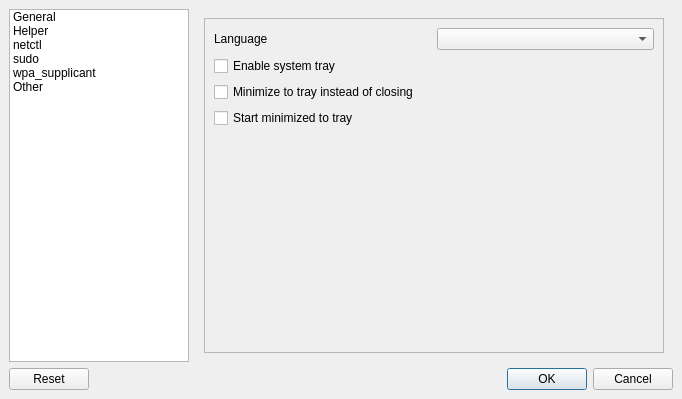
Old version of the form sources/gui/src/settingswindow.ui in the repository arcan1s/netctl-gui.
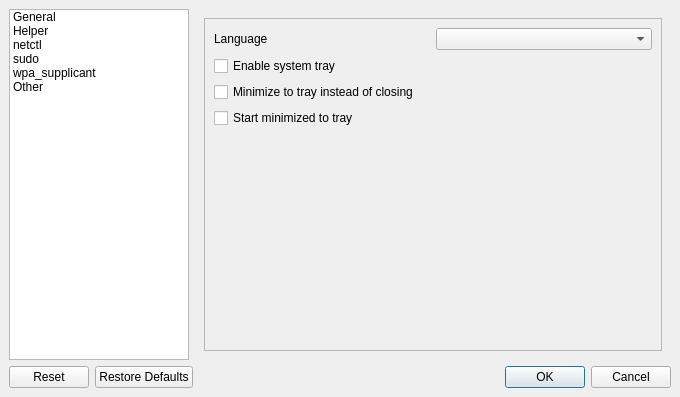
New version of the form. Icons and pictures are not drawn.

Diff of the .ui file:
```diff
--- a/sources/gui/src/settingswindow.ui
+++ b/sources/gui/src/settingswindow.ui
@@ -6,8 +6,8 @@
    <rect>
     <x>0</x>
     <y>0</y>
-    <width>682</width>
-    <height>399</height>
+    <width>680</width>
+    <height>397</height>
    </rect>
   </property>
   <property name="windowTitle">
@@ -136,8 +136,8 @@
               <rect>
                <x>0</x>
                <y>0</y>
-               <width>466</width>
-               <height>338</height>
+               <width>464</width>
+               <height>336</height>
               </rect>
              </property>
              <layout class="QVBoxLayout" name="verticalLayout_7">
@@ -962,7 +962,7 @@
     <item>
      <widget class="QDialogButtonBox" name="buttonBox">
       <property name="standardButtons">
-       <set>QDialogButtonBox::Cancel|QDialogButtonBox::Ok|QDialogButtonBox::Reset</set>
+       <set>QDialogButtonBox::Cancel|QDialogButtonBox::Ok|QDialogButtonBox::Reset|QDialogButtonBox::RestoreDefaults</set>
       </property>
      </widget>
     </item>
```
Left out of the diff: 8 changed lines with no effect on the pictures.
